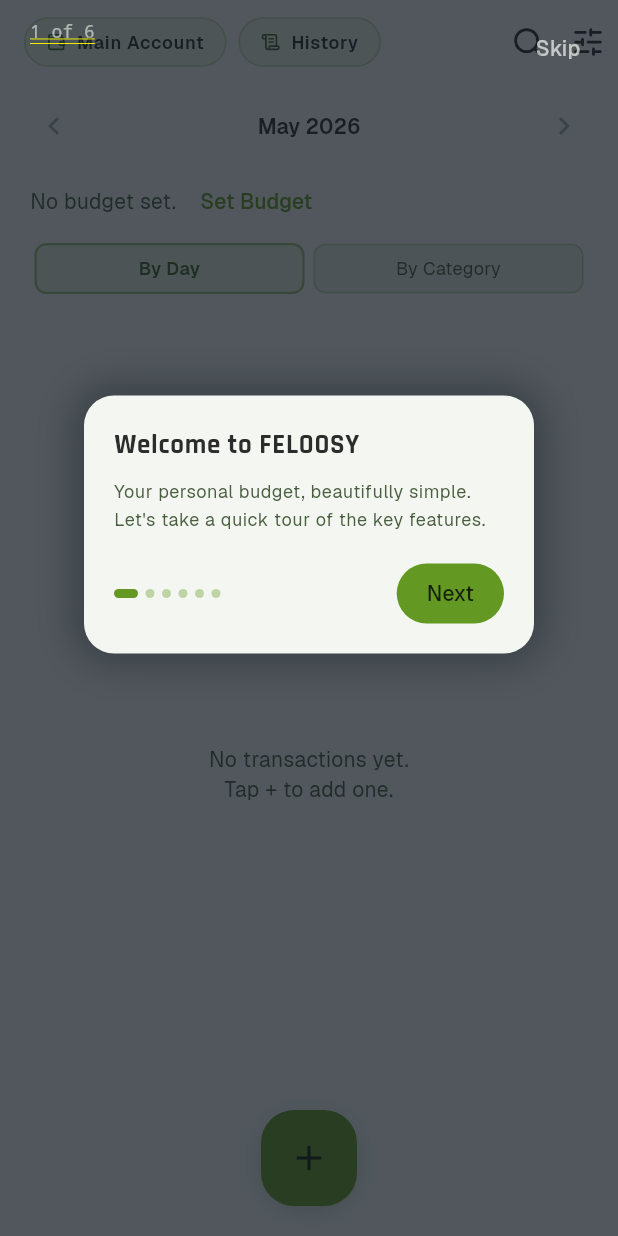
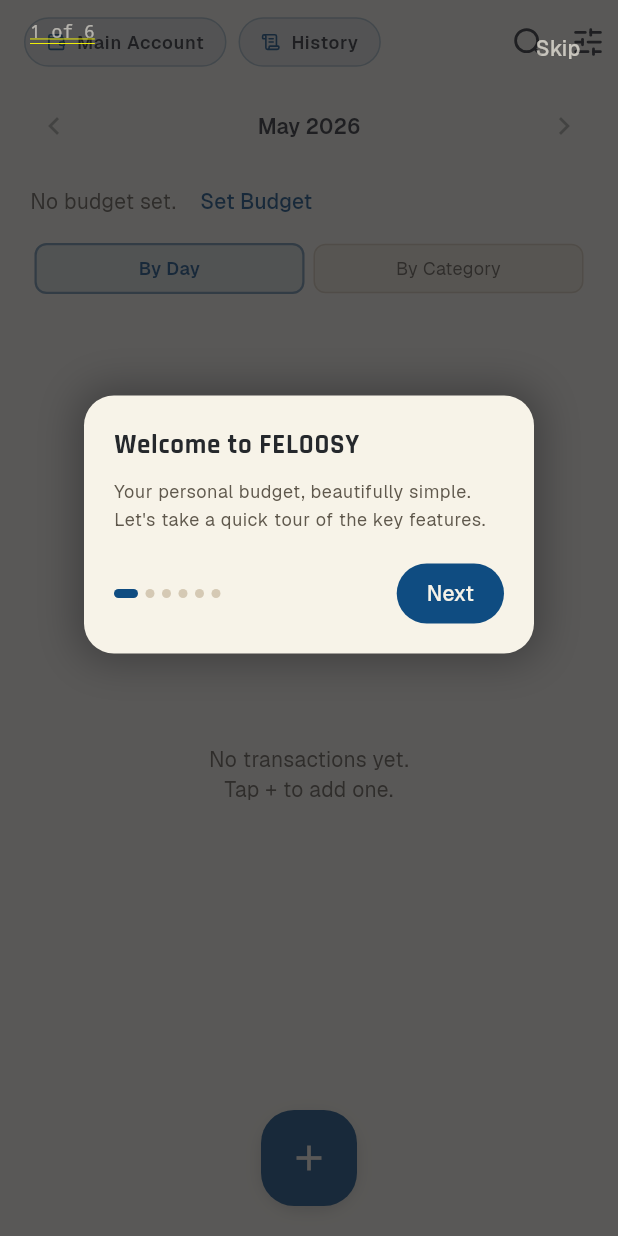
Before and after one commit to sunshinegorgon7/FELOOSY, a Flutter app: the screen it shows after launch, on a phone screen of 412 x 824 dp. Run offline on Flutter 3.47's test engine with Material 3 defaults, Android fonts, the phone set to English and light mode, and no system bars; our stand-ins replace file_picker, flutter_riverpod, flutter_secure_storage, flutter_slidable, gap, go_router and 8 more; missing offline and left inert: extension_google_sign_in_as_googleapis_auth, googleapis, home_widget; accounts and stored records are empty.

Commit message:
feat: update color palettes and themes for improved UI consistency

```diff
--- a/lib/app/app_theme.dart
+++ b/lib/app/app_theme.dart
@@ -2,29 +2,53 @@ import 'package:flutter/material.dart';
 import 'package:google_fonts/google_fonts.dart';
 
 class AppTheme {
-  // Grove palette, light theme.
-  static const Color fern = Color(0xFF639922);
-  static const Color washedSage = Color(0xFF7A9A7A);
-  static const Color forestDeep = Color(0xFF5A8A40);
-  static const Color mintMist = Color(0xFFF4F7F1);
-  static const Color mintLift = Color(0xFFFAFCF7);
-  static const Color paleGrove = Color(0xFFE4EBDE);
-  static const Color paleGroveHigh = Color(0xFFC4D4C4);
-  static const Color inkDeep = Color(0xFF2C2C2C);
-  static const Color groveShadow = Color(0xFF4A5E40);
-  static const Color groveOutline = Color(0xFF7A9A5A);
-  static const Color groveOutlineVariant = Color(0xFFBED4A4);
+  // User supplied palette, light theme.
+  static const Color lightPrimary = Color(0xFF0F4C81);
+  static const Color lightSecondary = Color(0xFFFF6F61);
+  static const Color lightBackground = Color(0xFFF7F3E8);
+  static const Color lightAccent = Color(0xFF88B04B);
+  static const Color lightSurfaceLowest = Color(0xFFFFFCF4);
+  static const Color lightSurfaceLow = Color(0xFFF0E8D7);
+  static const Color lightSurfaceHigh = Color(0xFFE3D8C3);
+  static const Color lightText = Color(0xFF25282C);
+  static const Color lightMuted = Color(0xFF5F584C);
+  static const Color lightOutline = Color(0xFF918574);
+  static const Color lightOutlineVariant = Color(0xFFD5C9B4);
 
-  // Nimbus palette, dark theme.
-  static const Color iceGlow = Color(0xFF4D7FA8);
-  static const Color deepNimbus = Color(0xFF111922);
-  static const Color nimbusLowest = Color(0xFF060C11);
-  static const Color nimbusSurface = Color(0xFF1E2E3D);
-  static const Color nimbusMid = Color(0xFF243547);
-  static const Color nimbusHigh = Color(0xFF2A3D52);
-  static const Color nimbusHighest = Color(0xFF30455C);
-  static const Color mistText = Color(0xFFC4D0DC);
-  static const Color mistVariant = Color(0xFF9AB0C4);
+  // User supplied palette, dark theme.
+  static const Color darkPrimary = Color(0xFF101820);
+  static const Color darkSecondary = Color(0xFF5F4B8B);
+  static const Color darkBackground = Color(0xFF1C1C1E);
+  static const Color darkAccent = Color(0xFF45B8AC);
+  static const Color darkSurfaceLow = Color(0xFF252529);
+  static const Color darkSurface = Color(0xFF2B2B30);
+  static const Color darkSurfaceHigh = Color(0xFF34343B);
+  static const Color darkSurfaceHighest = Color(0xFF3D3D46);
+  static const Color darkText = Color(0xFFE7E8EA);
+  static const Color darkMuted = Color(0xFFB6B6BE);
+
+  // Backward-compatible aliases used by existing widgets.
+  static const Color fern = lightPrimary;
+  static const Color washedSage = lightSecondary;
+  static const Color forestDeep = lightAccent;
+  static const Color mintMist = lightBackground;
+  static const Color mintLift = lightSurfaceLowest;
+  static const Color paleGrove = lightSurfaceLow;
+  static const Color paleGroveHigh = lightSurfaceHigh;
+  static const Color inkDeep = lightText;
+  static const Color groveShadow = lightMuted;
+  static const Color groveOutline = lightOutline;
+  static const Color groveOutlineVariant = lightOutlineVariant;
+
+  static const Color iceGlow = darkAccent;
+  static const Color deepNimbus = darkBackground;
+  static const Color nimbusLowest = darkPrimary;
+  static const Color nimbusSurface = darkSurfaceLow;
+  static const Color nimbusMid = darkSurface;
+  static const Color nimbusHigh = darkSurfaceHigh;
+  static const Color nimbusHighest = darkSurfaceHighest;
+  static const Color mistText = darkText;
+  static const Color mistVariant = darkMuted;
 
   // Semantic colors.
   static const Color ledgerRed = Color(0xFFD64545);
@@ -33,8 +57,8 @@ class AppTheme {
   static const Color destructiveColor = Color(0xFFC73535);
 
   // Text-safe variants for small semantic text on tinted surfaces.
-  static const Color fernText = Color(0xFF3F6329);
-  static const Color iceGlowText = Color(0xFF7AAECF);
+  static const Color fernText = lightPrimary;
+  static const Color iceGlowText = darkAccent;
   static const Color ledgerRedText = Color(0xFFB23636);
   static const Color ledgerRedTextDark = Color(0xFFF07171);
   static const Color ledgerGreenText = Color(0xFF2F7139);
@@ -67,7 +91,7 @@ class AppTheme {
       cs.brightness == Brightness.dark ? amberMark : amberText;
 
   static Color readableOn(Color background) =>
-      background.computeLuminance() > 0.45 ? inkDeep : mintMist;
+      background.computeLuminance() > 0.45 ? lightText : lightBackground;
 
   static ThemeData _buildDark() {
     return ThemeData(
@@ -75,46 +99,46 @@ class AppTheme {
       colorScheme: const ColorScheme(
         brightness: Brightness.dark,
         surfaceTint: Colors.transparent,
-        primary: iceGlow,
-        onPrimary: nimbusLowest,
-        primaryContainer: nimbusHigh,
-        onPrimaryContainer: iceGlowText,
-        secondary: mistVariant,
-        onSecondary: nimbusLowest,
-        secondaryContainer: nimbusMid,
-        onSecondaryContainer: mistText,
-        tertiary: ledgerGreen,
-        onTertiary: nimbusLowest,
-        tertiaryContainer: nimbusMid,
-        onTertiaryContainer: ledgerGreenTextDark,
+        primary: darkAccent,
+        onPrimary: darkPrimary,
+        primaryContainer: darkPrimary,
+        onPrimaryContainer: darkAccent,
+        secondary: darkSecondary,
+        onSecondary: darkText,
+        secondaryContainer: Color(0xFF342B4B),
+        onSecondaryContainer: darkText,
+        tertiary: darkAccent,
+        onTertiary: darkPrimary,
+        tertiaryContainer: Color(0xFF143E3B),
+        onTertiaryContainer: Color(0xFFBDEDE8),
         error: destructiveColor,
-        onError: mintMist,
+        onError: lightBackground,
         errorContainer: Color(0xFF5C1A1A),
         onErrorContainer: Color(0xFFFFDAD6),
-        surface: deepNimbus,
-        onSurface: mistText,
-        surfaceContainerLowest: nimbusLowest,
-        surfaceContainerLow: nimbusSurface,
-        surfaceContainer: nimbusSurface,
-        surfaceContainerHigh: nimbusMid,
-        surfaceContainerHighest: nimbusHigh,
-        onSurfaceVariant: mistVariant,
-        outline: nimbusHighest,
-        outlineVariant: nimbusHigh,
-        inverseSurface: mintMist,
-        onInverseSurface: deepNimbus,
-        inversePrimary: fern,
-        scrim: nimbusLowest,
-        shadow: nimbusLowest,
+        surface: darkBackground,
+        onSurface: darkText,
+        surfaceContainerLowest: darkPrimary,
+        surfaceContainerLow: darkSurfaceLow,
+        surfaceContainer: darkSurface,
+        surfaceContainerHigh: darkSurfaceHigh,
+        surfaceContainerHighest: darkSurfaceHighest,
+        onSurfaceVariant: darkMuted,
+        outline: Color(0xFF67616F),
+        outlineVariant: darkSurfaceHighest,
+        inverseSurface: lightBackground,
+        onInverseSurface: darkPrimary,
+        inversePrimary: lightPrimary,
+        scrim: darkPrimary,
+        shadow: darkPrimary,
       ),
-      scaffoldBackgroundColor: deepNimbus,
-      canvasColor: deepNimbus,
+      scaffoldBackgroundColor: darkBackground,
+      canvasColor: darkBackground,
       appBarTheme: const AppBarTheme(
         centerTitle: false,
         elevation: 0,
         scrolledUnderElevation: 0,
-        backgroundColor: deepNimbus,
-        foregroundColor: mistText,
+        backgroundColor: darkBackground,
+        foregroundColor: darkText,
       ),
       iconButtonTheme: IconButtonThemeData(
         style: IconButton.styleFrom(
@@ -124,15 +148,15 @@ class AppTheme {
       ),
       cardTheme: const CardThemeData(
         elevation: 0,
-        color: nimbusSurface,
+        color: darkSurfaceLow,
         shape: RoundedRectangleBorder(
           borderRadius: BorderRadius.all(Radius.circular(16)),
-          side: BorderSide(color: nimbusHigh),
+          side: BorderSide(color: darkSurfaceHighest),
         ),
       ),
       textTheme: GoogleFonts.geistTextTheme(ThemeData.dark().textTheme).apply(
-        bodyColor: mistText,
-        displayColor: mistText,
+        bodyColor: darkText,
+        displayColor: darkText,
       ),
     );
   }
@@ -143,46 +167,46 @@ class AppTheme {
       colorScheme: const ColorScheme(
         brightness: Brightness.light,
         surfaceTint: Colors.transparent,
-        primary: fern,
-        onPrimary: Color(0xFF162008),
-        primaryContainer: paleGroveHigh,
-        onPrimaryContainer: fernText,
-        secondary: washedSage,
-        onSecondary: Color(0xFF162008),
-        secondaryContainer: paleGrove,
-        onSecondaryContainer: inkDeep,
-        tertiary: ledgerGreen,
-        onTertiary: Color(0xFF162008),
-        tertiaryContainer: Color(0xFFE5F2E7),
-        onTertiaryContainer: ledgerGreenText,
+        primary: lightPrimary,
+        onPrimary: lightBackground,
+        primaryContainer: Color(0xFFD9E7F2),
+        onPrimaryContainer: lightPrimary,
+        secondary: lightSecondary,
+        onSecondary: Color(0xFF301512),
+        secondaryContainer: Color(0xFFFFDAD5),
+        onSecondaryContainer: lightText,
+        tertiary: lightAccent,
+        onTertiary: Color(0xFF223011),
+        tertiaryContainer: Color(0xFFE6EFCF),
+        onTertiaryContainer: Color(0xFF354B17),
         error: destructiveColor,
-        onError: mintMist,
+        onError: lightBackground,
         errorContainer: Color(0xFFF9DEDC),
         onErrorContainer: Color(0xFF8C1D18),
-        surface: mintMist,
-        onSurface: inkDeep,
-        surfaceContainerLowest: mintLift,
-        surfaceContainerLow: paleGrove,
-        surfaceContainer: paleGrove,
-        surfaceContainerHigh: paleGroveHigh,
-        surfaceContainerHighest: paleGroveHigh,
-        onSurfaceVariant: groveShadow,
-        outline: groveOutline,
-        outlineVariant: groveOutlineVariant,
-        inverseSurface: inkDeep,
-        onInverseSurface: mintMist,
-        inversePrimary: iceGlow,
-        scrim: Color(0xFF162008),
-        shadow: Color(0xFF162008),
+        surface: lightBackground,
+        onSurface: lightText,
+        surfaceContainerLowest: lightSurfaceLowest,
+        surfaceContainerLow: lightSurfaceLow,
+        surfaceContainer: lightSurfaceLow,
+        surfaceContainerHigh: lightSurfaceHigh,
+        surfaceContainerHighest: lightSurfaceHigh,
+        onSurfaceVariant: lightMuted,
+        outline: lightOutline,
+        outlineVariant: lightOutlineVariant,
+        inverseSurface: darkPrimary,
+        onInverseSurface: lightBackground,
+        inversePrimary: darkAccent,
+        scrim: darkPrimary,
+        shadow: darkPrimary,
       ),
-      scaffoldBackgroundColor: mintMist,
-      canvasColor: mintMist,
+      scaffoldBackgroundColor: lightBackground,
+      canvasColor: lightBackground,
       appBarTheme: const AppBarTheme(
         centerTitle: false,
         elevation: 0,
         scrolledUnderElevation: 0,
-        backgroundColor: mintMist,
-        foregroundColor: inkDeep,
+        backgroundColor: lightBackground,
+        foregroundColor: lightText,
       ),
       iconButtonTheme: IconButtonThemeData(
         style: IconButton.styleFrom(
@@ -192,15 +216,15 @@ class AppTheme {
       ),
       cardTheme: const CardThemeData(
         elevation: 0,
-        color: paleGroveHigh,
+        color: lightSurfaceHigh,
         shape: RoundedRectangleBorder(
           borderRadius: BorderRadius.all(Radius.circular(16)),
-          side: BorderSide(color: groveOutlineVariant),
+          side: BorderSide(color: lightOutlineVariant),
         ),
       ),
       textTheme: GoogleFonts.geistTextTheme(ThemeData.light().textTheme).apply(
-        bodyColor: inkDeep,
-        displayColor: inkDeep,
+        bodyColor: lightText,
+        displayColor: lightText,
       ),
     );
   }
```
Also changed, not shown: 10 other files.
